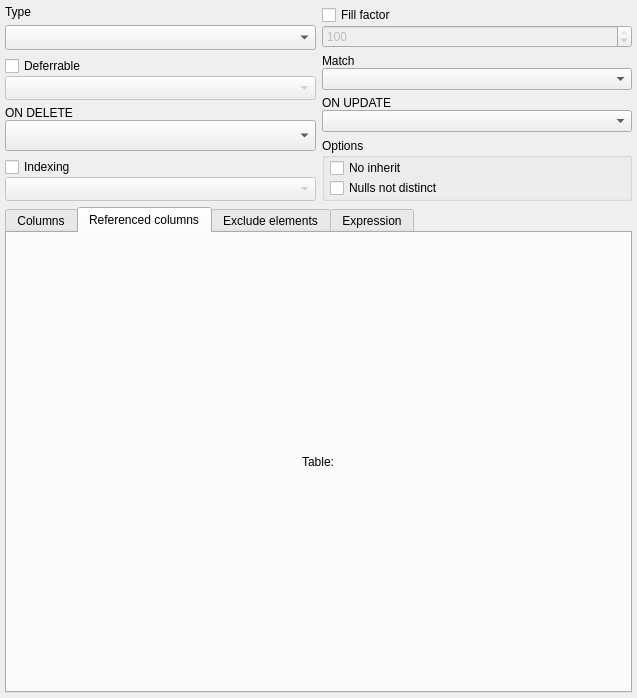
Above: libs/libgui/ui/dbobjects/constraintwidget.ui from maniac787/pgmodeler before the change. Below: the same form after it.
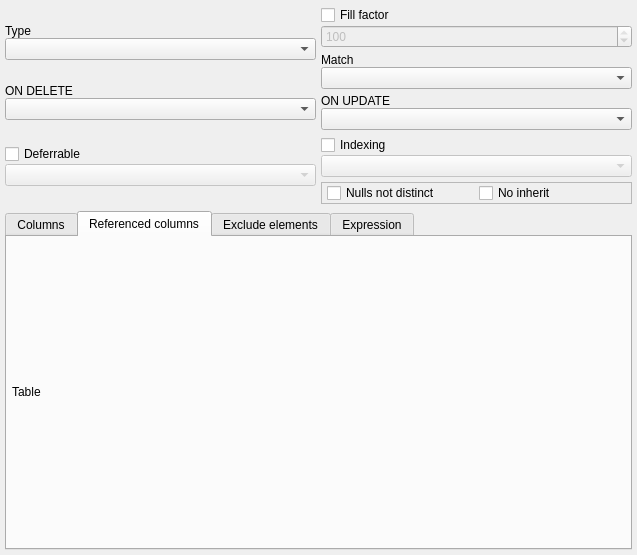
That is the form after the change. The open tabs and pages were chosen to show the change. Icons and pictures are not drawn.

Commit message: Refactor ConstraintWidget layout and improve UI consistency

```diff
--- a/libs/libgui/ui/dbobjects/constraintwidget.ui
+++ b/libs/libgui/ui/dbobjects/constraintwidget.ui
@@ -7,7 +7,7 @@
     <x>0</x>
     <y>0</y>
     <width>637</width>
-    <height>698</height>
+    <height>555</height>
    </rect>
   </property>
   <property name="minimumSize">
@@ -30,169 +30,18 @@
     <number>5</number>
    </property>
    <item>
-    <layout class="QHBoxLayout" name="constr_attribs_lt">
-     <item>
-      <layout class="QVBoxLayout" name="verticalLayout_10">
-       <item>
-        <layout class="QVBoxLayout" name="verticalLayout">
-         <item>
-          <widget class="QLabel" name="constr_type_lbl">
-           <property name="sizePolicy">
-            <sizepolicy hsizetype="Fixed" vsizetype="Fixed">
-             <horstretch>0</horstretch>
-             <verstretch>0</verstretch>
-            </sizepolicy>
-           </property>
-           <property name="text">
-            <string>Type</string>
-           </property>
-          </widget>
-         </item>
-         <item>
-          <widget class="QComboBox" name="constr_type_cmb">
-           <property name="sizePolicy">
-            <sizepolicy hsizetype="Preferred" vsizetype="Preferred">
-             <horstretch>0</horstretch>
-             <verstretch>0</verstretch>
-            </sizepolicy>
-           </property>
-           <property name="toolTip">
-            <string>This attribute cannot be changed once the object is created.</string>
-           </property>
-           <property name="iconSize">
-            <size>
-             <width>28</width>
-             <height>28</height>
-            </size>
-           </property>
-          </widget>
-         </item>
-        </layout>
-       </item>
-       <item>
-        <layout class="QVBoxLayout" name="verticalLayout_3">
-         <property name="spacing">
-          <number>0</number>
-         </property>
-         <item>
-          <widget class="QCheckBox" name="deferrable_chk">
-           <property name="sizePolicy">
-            <sizepolicy hsizetype="Fixed" vsizetype="Fixed">
-             <horstretch>0</horstretch>
-             <verstretch>0</verstretch>
-            </sizepolicy>
-           </property>
-           <property name="text">
-            <string>Deferrable</string>
-           </property>
-          </widget>
-         </item>
-         <item>
-          <widget class="QComboBox" name="deferral_cmb">
-           <property name="enabled">
-            <bool>false</bool>
-           </property>
-           <property name="sizePolicy">
-            <sizepolicy hsizetype="Preferred" vsizetype="Preferred">
-             <horstretch>0</horstretch>
-             <verstretch>0</verstretch>
-            </sizepolicy>
-           </property>
-           <property name="iconSize">
-            <size>
-             <width>28</width>
-             <height>28</height>
-            </size>
-           </property>
-          </widget>
-         </item>
-        </layout>
-       </item>
-       <item>
-        <layout class="QVBoxLayout" name="verticalLayout_6">
-         <property name="spacing">
-          <number>0</number>
-         </property>
-         <item>
-          <widget class="QLabel" name="on_delete_lbl">
-           <property name="sizePolicy">
-            <sizepolicy hsizetype="Fixed" vsizetype="Fixed">
-             <horstretch>0</horstretch>
-             <verstretch>0</verstretch>
-            </sizepolicy>
-           </property>
-           <property name="minimumSize">
-            <size>
-             <width>100</width>
-             <height>0</height>
-            </size>
-           </property>
-           <property name="text">
-            <string>ON DELETE</string>
-           </property>
-          </widget>
-         </item>
-         <item>
-          <widget class="QComboBox" name="on_delete_cmb">
-           <property name="sizePolicy">
-            <sizepolicy hsizetype="Preferred" vsizetype="Preferred">
-             <horstretch>0</horstretch>
-             <verstretch>0</verstretch>
-            </sizepolicy>
-           </property>
-           <property name="iconSize">
-            <size>
-             <width>28</width>
-             <height>28</height>
-            </size>
-           </property>
-          </widget>
-         </item>
-        </layout>
-       </item>
-       <item>
-        <layout class="QVBoxLayout" name="verticalLayout_5">
-         <property name="spacing">
-          <number>0</number>
-         </property>
-         <item>
-          <widget class="QCheckBox" name="indexing_chk">
-           <property name="sizePolicy">
-            <sizepolicy hsizetype="Fixed" vsizetype="Fixed">
-             <horstretch>0</horstretch>
-             <verstretch>0</verstretch>
-            </sizepolicy>
-           </property>
-           <property name="text">
-            <string>Indexing</string>
-           </property>
-          </widget>
-         </item>
-         <item>
-          <widget class="QComboBox" name="indexing_cmb">
-           <property name="enabled">
-            <bool>false</bool>
-           </property>
-           <property name="sizePolicy">
-            <sizepolicy hsizetype="Preferred" vsizetype="Preferred">
-             <horstretch>0</horstretch>
-             <verstretch>0</verstretch>
-            </sizepolicy>
-           </property>
-           <property name="iconSize">
-            <size>
-             <width>28</width>
-             <height>28</height>
-            </size>
-           </property>
-          </widget>
-         </item>
-        </layout>
-       </item>
-      </layout>
-     </item>
-     <item>
-      <layout class="QVBoxLayout" name="verticalLayout_11">
+    <layout class="QGridLayout" name="constr_attribs_grid">
+     <property name="spacing">
+      <number>5</number>
+     </property>
+     <item row="0" column="1" rowspan="2">
+      <layout class="QVBoxLayout" name="right_fields_lt">
+       <property name="spacing">
+        <number>5</number>
+       </property>
+       <property name="bottomMargin">
+        <number>0</number>
+       </property>
        <item>
         <layout class="QVBoxLayout" name="verticalLayout_4">
          <property name="spacing">
@@ -217,7 +66,7 @@
             <bool>false</bool>
            </property>
            <property name="sizePolicy">
-            <sizepolicy hsizetype="Preferred" vsizetype="Fixed">
+            <sizepolicy hsizetype="Preferred" vsizetype="Preferred">
              <horstretch>0</horstretch>
              <verstretch>0</verstretch>
             </sizepolicy>
@@ -259,7 +108,7 @@
          <item>
           <widget class="QComboBox" name="match_cmb">
            <property name="sizePolicy">
-            <sizepolicy hsizetype="Preferred" vsizetype="Preferred">
+            <sizepolicy hsizetype="Preferred" vsizetype="Fixed">
              <horstretch>0</horstretch>
              <verstretch>0</verstretch>
             </sizepolicy>
@@ -307,7 +156,7 @@
          <item>
           <widget class="QComboBox" name="on_update_cmb">
            <property name="sizePolicy">
-            <sizepolicy hsizetype="Preferred" vsizetype="Preferred">
+            <sizepolicy hsizetype="Preferred" vsizetype="Fixed">
              <horstretch>0</horstretch>
              <verstretch>0</verstretch>
             </sizepolicy>
@@ -323,13 +172,58 @@
         </layout>
        </item>
        <item>
-        <widget class="QGroupBox" name="groupBox">
-         <property name="title">
-          <string>Options</string>
+        <layout class="QVBoxLayout" name="verticalLayout_5">
+         <property name="spacing">
+          <number>0</number>
          </property>
-         <layout class="QVBoxLayout" name="verticalLayout_8">
+         <item>
+          <widget class="QCheckBox" name="indexing_chk">
+           <property name="sizePolicy">
+            <sizepolicy hsizetype="Fixed" vsizetype="Fixed">
+             <horstretch>0</horstretch>
+             <verstretch>0</verstretch>
+            </sizepolicy>
+           </property>
+           <property name="text">
+            <string>Indexing</string>
+           </property>
+          </widget>
+         </item>
+         <item>
+          <widget class="QComboBox" name="indexing_cmb">
+           <property name="enabled">
+            <bool>false</bool>
+           </property>
+           <property name="sizePolicy">
+            <sizepolicy hsizetype="Preferred" vsizetype="Fixed">
+             <horstretch>0</horstretch>
+             <verstretch>0</verstretch>
+            </sizepolicy>
+           </property>
+           <property name="iconSize">
+            <size>
+             <width>28</width>
+             <height>28</height>
+            </size>
+           </property>
+          </widget>
+         </item>
+        </layout>
+       </item>
+       <item>
+        <widget class="QFrame" name="options_frm">
+         <property name="sizePolicy">
+          <sizepolicy hsizetype="Preferred" vsizetype="Expanding">
+           <horstretch>0</horstretch>
+           <verstretch>0</verstretch>
+          </sizepolicy>
+         </property>
+         <property name="frameShape">
+          <enum>QFrame::Shape::StyledPanel</enum>
+         </property>
+         <layout class="QHBoxLayout" name="horizontalLayout">
           <property name="spacing">
-           <number>0</number>
+           <number>5</number>
           </property>
           <property name="leftMargin">
            <number>5</number>
@@ -343,17 +237,10 @@
           <property name="bottomMargin">
            <number>0</number>
           </property>
-          <item>
-           <widget class="QCheckBox" name="no_inherit_chk">
-            <property name="text">
-             <string>No inherit</string>
-            </property>
-           </widget>
-          </item>
           <item>
            <widget class="QCheckBox" name="nulls_not_distinct_chk">
             <property name="sizePolicy">
-             <sizepolicy hsizetype="Preferred" vsizetype="Fixed">
+             <sizepolicy hsizetype="Preferred" vsizetype="Preferred">
               <horstretch>0</horstretch>
               <verstretch>0</verstretch>
              </sizepolicy>
@@ -363,9 +250,168 @@
             </property>
            </widget>
           </item>
+          <item>
+           <widget class="QCheckBox" name="no_inherit_chk">
+            <property name="sizePolicy">
+             <sizepolicy hsizetype="Minimum" vsizetype="Preferred">
+              <horstretch>0</horstretch>
+              <verstretch>0</verstretch>
+             </sizepolicy>
+            </property>
+            <property name="text">
+             <string>No inherit</string>
+            </property>
+           </widget>
+          </item>
          </layout>
         </widget>
        </item>
+       <item>
+        <spacer name="v_spacer">
+         <property name="orientation">
+          <enum>Qt::Orientation::Vertical</enum>
+         </property>
+         <property name="sizeType">
+          <enum>QSizePolicy::Policy::Ignored</enum>
+         </property>
+         <property name="sizeHint" stdset="0">
+          <size>
+           <width>1</width>
+           <height>1</height>
+          </size>
+         </property>
+        </spacer>
+       </item>
+      </layout>
+     </item>
+     <item row="0" column="0" rowspan="2">
+      <layout class="QVBoxLayout" name="left_fields_lt">
+       <property name="spacing">
+        <number>5</number>
+       </property>
+       <property name="bottomMargin">
+        <number>0</number>
+       </property>
+       <item>
+        <layout class="QVBoxLayout" name="verticalLayout">
+         <property name="spacing">
+          <number>0</number>
+         </property>
+         <item>
+          <widget class="QLabel" name="constr_type_lbl">
+           <property name="sizePolicy">
+            <sizepolicy hsizetype="Fixed" vsizetype="Fixed">
+             <horstretch>0</horstretch>
+             <verstretch>0</verstretch>
+            </sizepolicy>
+           </property>
+           <property name="text">
+            <string>Type</string>
+           </property>
+          </widget>
+         </item>
+         <item>
+          <widget class="QComboBox" name="constr_type_cmb">
+           <property name="sizePolicy">
+            <sizepolicy hsizetype="Preferred" vsizetype="Fixed">
+             <horstretch>0</horstretch>
+             <verstretch>0</verstretch>
+            </sizepolicy>
+           </property>
+           <property name="toolTip">
+            <string>This attribute cannot be changed once the object is created.</string>
+           </property>
+           <property name="iconSize">
+            <size>
+             <width>28</width>
+             <height>28</height>
+            </size>
+           </property>
+          </widget>
+         </item>
+        </layout>
+       </item>
+       <item>
+        <layout class="QVBoxLayout" name="verticalLayout_6">
+         <property name="spacing">
+          <number>0</number>
+         </property>
+         <item>
+          <widget class="QLabel" name="on_delete_lbl">
+           <property name="sizePolicy">
+            <sizepolicy hsizetype="Fixed" vsizetype="Fixed">
+             <horstretch>0</horstretch>
+             <verstretch>0</verstretch>
+            </sizepolicy>
+           </property>
+           <property name="minimumSize">
+            <size>
+             <width>100</width>
+             <height>0</height>
+            </size>
+           </property>
+           <property name="text">
+            <string>ON DELETE</string>
+           </property>
+          </widget>
+         </item>
+         <item>
+          <widget class="QComboBox" name="on_delete_cmb">
+           <property name="sizePolicy">
+            <sizepolicy hsizetype="Preferred" vsizetype="Fixed">
+             <horstretch>0</horstretch>
+             <verstretch>0</verstretch>
+            </sizepolicy>
+           </property>
+           <property name="iconSize">
+            <size>
+             <width>28</width>
+             <height>28</height>
+            </size>
+           </property>
+          </widget>
+         </item>
+        </layout>
+       </item>
+       <item>
+        <layout class="QVBoxLayout" name="verticalLayout_3">
+         <property name="spacing">
+          <number>0</number>
+         </property>
+         <item>
+          <widget class="QCheckBox" name="deferrable_chk">
+           <property name="sizePolicy">
+            <sizepolicy hsizetype="Fixed" vsizetype="Fixed">
+             <horstretch>0</horstretch>
+             <verstretch>0</verstretch>
+            </sizepolicy>
+           </property>
+           <property name="text">
+            <string>Deferrable</string>
+           </property>
+          </widget>
+         </item>
+         <item>
+          <widget class="QComboBox" name="deferral_cmb">
+           <property name="enabled">
+            <bool>false</bool>
+           </property>
+           <property name="sizePolicy">
+            <sizepolicy hsizetype="Preferred" vsizetype="Fixed">
+             <horstretch>0</horstretch>
+             <verstretch>0</verstretch>
+            </sizepolicy>
+           </property>
+           <property name="iconSize">
+            <size>
+             <width>28</width>
+             <height>28</height>
+            </size>
+           </property>
+          </widget>
+         </item>
+        </layout>
+       </item>
       </layout>
      </item>
     </layout>
@@ -416,7 +462,10 @@
       <attribute name="title">
        <string>Referenced columns</string>
       </attribute>
-      <layout class="QGridLayout" name="gridLayout_2">
+      <layout class="QVBoxLayout" name="ref_cols_lt">
+       <property name="spacing">
+        <number>5</number>
+       </property>
        <property name="leftMargin">
         <number>5</number>
        </property>
@@ -429,21 +478,25 @@
        <property name="bottomMargin">
         <number>5</number>
        </property>
-       <property name="spacing">
-        <number>5</number>
-       </property>
-       <item row="0" column="0">
-        <widget class="QLabel" name="ref_table_lbl">
-         <property name="sizePolicy">
-          <sizepolicy hsizetype="Fixed" vsizetype="Fixed">
-           <horstretch>0</horstretch>
-           <verstretch>0</verstretch>
-          </sizepolicy>
+       <item>
+        <layout class="QVBoxLayout" name="ref_table_lt">
+         <property name="spacing">
+          <number>5</number>
          </property>
-         <property name="text">
-          <string>Table:</string>
-         </property>
-        </widget>
+         <item>
+          <widget class="QLabel" name="ref_table_lbl">
+           <property name="sizePolicy">
+            <sizepolicy hsizetype="Fixed" vsizetype="Fixed">
+             <horstretch>0</horstretch>
+             <verstretch>0</verstretch>
+            </sizepolicy>
+           </property>
+           <property name="text">
+            <string>Table</string>
+           </property>
+          </widget>
+         </item>
+        </layout>
        </item>
       </layout>
      </widget>
```
Left out of the diff: 8 changed lines with no effect on the pictures. The commit also changes 6 other files.
